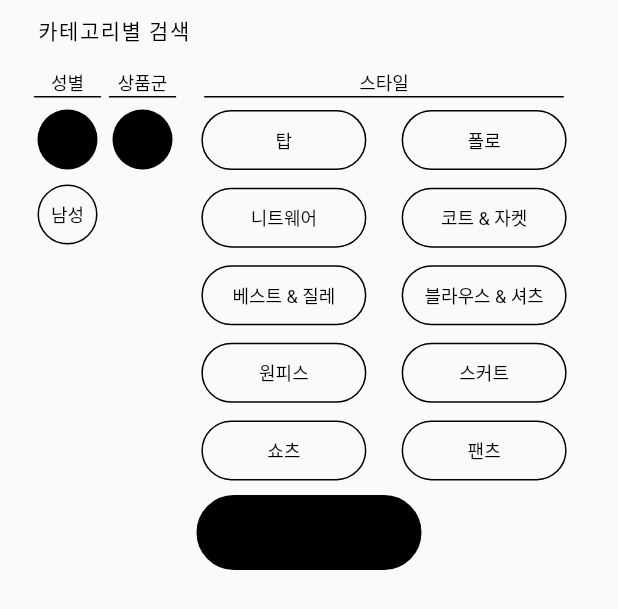
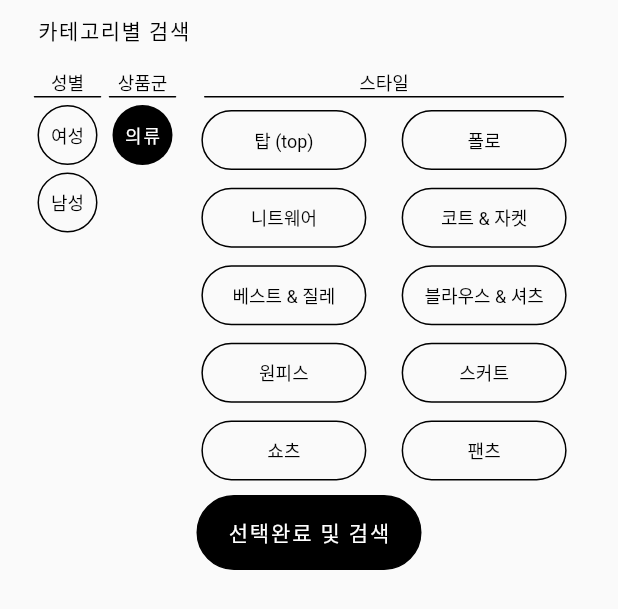
Before and after one commit to Drakvor/Exye, a Flutter app: the FilterOverlay widget shown alone on an empty page, opened directly with empty values, on a phone screen of 412 x 824 dp. Shown: the top 609 px of the screen. Run offline on Flutter 3.47's test engine with Material 2 defaults, Android fonts, the phone set to English and light mode, and no system bars; our stand-ins replace carousel_slider, cloud_firestore, dio, firebase_auth, firebase_core, firebase_storage; missing offline and left inert: flutter_pdfview, fluttercontactpicker, kpostal; accounts and stored records are empty; Roboto replaces fonts that are missing (Spoqa); project files that could hold a hidden picture were left out.

Commit message:
Version 0.1 Changes

```diff
--- a/lib/Pages/Content/p06_listing.dart
+++ b/lib/Pages/Content/p06_listing.dart
@@ -74,7 +74,7 @@ class _ListingsPageState extends State<ListingsPage> {
               height: 50,
               width: 50,
               function: () async {
-                app.mOverlay.loadOverlay(FilterOverlay(state: filterState), 450);
+                app.mOverlay.loadOverlay(FilterOverlay(state: filterState, reloadPage: changeState,), 450);
                 await app.mOverlay.panelOn();
                 setState(() {
                   //Do something
--- a/lib/Pages/Content/p06b_filter.dart
+++ b/lib/Pages/Content/p06b_filter.dart
@@ -2,19 +2,26 @@ import 'package:exye_app/Widgets/custom_divider.dart';
 import 'package:exye_app/utils.dart';
 import 'package:flutter/material.dart';
 
-class FilterOverlay extends StatelessWidget {
-  FilterOverlay({required this.state, Key? key}) : super(key: key);
+class FilterOverlay extends StatefulWidget {
+  FilterOverlay({required this.state, required this.reloadPage, Key? key}) : super(key: key);
   FilterState state;
+  Function reloadPage;
+
+  @override
+  _FilterOverlayState createState() => _FilterOverlayState();
+}
+
+class _FilterOverlayState extends State<FilterOverlay> {
 
   @override
   Widget build(BuildContext context) {
     return Container(
       height: 400,
-      padding: EdgeInsets.fromLTRB(20, 10, 20, 20),
+      padding: const EdgeInsets.fromLTRB(20, 10, 20, 20),
       child: Column(
         children: [
           Container(
-            margin: EdgeInsets.fromLTRB(5, 0, 0, 0),
+            margin: const EdgeInsets.fromLTRB(5, 0, 0, 0),
             alignment: Alignment.topLeft,
             child: Text(app.mResource.strings.cFilterHeader,
                 style: app.mResource.fonts.bold14),
@@ -33,24 +40,57 @@ class FilterOverlay extends StatelessWidget {
                       child: Text(app.mResource.strings.lGender,
                           style: app.mResource.fonts.filter12),
                     ),
-                    CustomSizedDivider(45, thickness: 1),
-                    Container(
+                    const CustomSizedDivider(45, thickness: 1),
+                    GestureDetector(
+                      onTap: () {
+                        if (widget.state.gender == app.mResource.strings.lFemale) {
+                          setState(() {
+                            widget.state.gender = "";
+                          });
+                        }
+                        else {
+                          setState(() {
+                            widget.state.gender = app.mResource.strings.lFemale;
+                          });
+                        }
+                      },
+                      child: Container(
                         height: 40,
                         width: 40,
-                      margin: EdgeInsets.fromLTRB(5, 8, 5, 5),
+                        margin: EdgeInsets.fromLTRB(5, 5, 5, 0),
                         decoration: BoxDecoration(
+                            color: (widget.state.gender == app.mResource.strings.lFemale) ? app.mResource.colours.black : app.mResource.colours.transparent,
+                            borderRadius: BorderRadius.circular(20),
+                            border: Border.all(
                                 color: app.mResource.colours.black,
-                          borderRadius: BorderRadius.circular(20)
+                                width: 1
+                            )
                         ),
                         alignment: Alignment.center,
                         child: Text(app.mResource.strings.lFemale,
-                          style: app.mResource.fonts.filter12),
+                            style: (widget.state.gender == app.mResource.strings.lFemale) ? app.mResource.fonts.bWhite12 : app.mResource.fonts.filter12,
                         ),
-                    Container(
+                      ),
+                    ),
+                    GestureDetector(
+                      onTap: () {
+                        if (widget.state.gender == app.mResource.strings.lMale) {
+                          setState(() {
+                            widget.state.gender = "";
+                          });
+                        }
+                        else {
+                          setState(() {
+                            widget.state.gender = app.mResource.strings.lMale;
+                          });
+                        }
+                      },
+                      child: Container(
                         height: 40,
                         width: 40,
                         margin: EdgeInsets.fromLTRB(5, 5, 5, 5),
                         decoration: BoxDecoration(
+                          color: (widget.state.gender == app.mResource.strings.lMale) ? app.mResource.colours.black : app.mResource.colours.transparent,
                             borderRadius: BorderRadius.circular(20),
                             border: Border.all(
                                 color: app.mResource.colours.black,
@@ -59,7 +99,8 @@ class FilterOverlay extends StatelessWidget {
                         ),
                         alignment: Alignment.center,
                         child: Text(app.mResource.strings.lMale,
-                          style: app.mResource.fonts.filter12
+                            style:  (widget.state.gender == app.mResource.strings.lMale) ? app.mResource.fonts.bWhite12 : app.mResource.fonts.filter12,
+                        ),
                       ),
                     ),
                   ],
@@ -71,18 +112,18 @@ class FilterOverlay extends StatelessWidget {
                       child: Text(app.mResource.strings.lProduct,
                           style: app.mResource.fonts.filter12),
                     ),
-                    CustomSizedDivider(45, thickness: 1),
+                    const CustomSizedDivider(45, thickness: 1),
                     Container( //의류
                       height: 40,
                       width: 40,
-                      margin: EdgeInsets.fromLTRB(5, 8, 5, 5),
+                      margin: const EdgeInsets.fromLTRB(5, 5, 5, 5),
                       decoration: BoxDecoration(
                           color: app.mResource.colours.black,
                           borderRadius: BorderRadius.circular(20)
                       ),
                       alignment: Alignment.center,
                       child: Text(app.mResource.strings.cFilterClothing,
-                          style: app.mResource.fonts.filter12),
+                          style: app.mResource.fonts.bWhite12),
                     ),
                   ],
                 ),
@@ -94,7 +135,7 @@ class FilterOverlay extends StatelessWidget {
                         child: Text(app.mResource.strings.lStyle,
                             style: app.mResource.fonts.filter12),
                       ),
-                      CustomSizedDivider(240, thickness: 1),
+                      const CustomSizedDivider(240, thickness: 1),
                       Expanded(
                         child: GridView.builder(
                           padding: const EdgeInsets.all(5),
@@ -108,7 +149,37 @@ class FilterOverlay extends StatelessWidget {
                           shrinkWrap: true,
                           itemCount: app.mResource.strings.cFilter.length,
                           itemBuilder: (context, index) {
+                            if (widget.state.category == app.mResource.strings.cFilter[index]) {
                               return Center(
+                                child: GestureDetector(
+                                  onTap: () {
+                                    setState(() {
+                                      widget.state.category = "";
+                                    });
+                                  },
+                                  child: Container(
+                                    margin: const EdgeInsets.fromLTRB(0, 0, 0, 0),
+                                    height: 40,
+                                    width: 110,
+                                    decoration: BoxDecoration(
+                                      color: app.mResource.colours.black,
+                                      borderRadius: const BorderRadius.all(
+                                        Radius.circular(20))
+                                    ),
+                                    alignment: Alignment.center,
+                                    child: Text(app.mResource.strings.cFilter[index],
+                                        style: app.mResource.fonts.bWhite12),
+                                  ),
+                                ),
+                              );
+                            }
+                            return Center(
+                              child: GestureDetector(
+                                onTap: () {
+                                  setState(() {
+                                    widget.state.category = app.mResource.strings.cFilter[index];
+                                  });
+                                },
                                 child: Container(
                                   margin: const EdgeInsets.fromLTRB(0, 0, 0, 0),
                                   height: 40,
@@ -125,6 +196,7 @@ class FilterOverlay extends StatelessWidget {
                                   child: Text(app.mResource.strings.cFilter[index],
                                       style: app.mResource.fonts.filter12),
                                 ),
+                              ),
                             );
                           },
                         ),
@@ -135,7 +207,21 @@ class FilterOverlay extends StatelessWidget {
               ],
             ),
           ),
-          Container(
+          GestureDetector(
+            onTap: () async {
+              String genderTag = "";
+              if (widget.state.gender == app.mResource.strings.lMale) {
+                genderTag = "M";
+              }
+              if (widget.state.gender == app.mResource.strings.lFemale) {
+                genderTag = "W";
+              }
+              await app.mData.filterProducts(gender: genderTag, category: widget.state.category);
+              widget.reloadPage();
+              await app.mOverlay.panelOff();
+              await app.mOverlay.overlayOff();
+            },
+            child: Container(
               alignment: Alignment.center,
               width: 150,
               height: 50,
@@ -147,7 +233,8 @@ class FilterOverlay extends StatelessWidget {
                   )
               ),
               child: Text(app.mResource.strings.bConfirmChoices2,
-                style: app.mResource.fonts.bold14
+                  style: app.mResource.fonts.bWhite14
+              ),
             ),
           ),
         ],
@@ -158,5 +245,5 @@ class FilterOverlay extends StatelessWidget {
 
 class FilterState {
   String gender = "";
-  String verse = "";
+  String category = "";
 }
--- a/lib/Resources/fonts.dart
+++ b/lib/Resources/fonts.dart
@@ -71,6 +71,7 @@ class FontResources {
   final TextStyle bold14 = const TextStyle(fontFamily: "Spoqa", fontSize: 14, fontWeight: FontWeight.w500, color: Color(0xff000000), letterSpacing: 1.00);
   final TextStyle bWhite16 = const TextStyle(fontFamily: "Spoqa", fontSize: 16, fontWeight: FontWeight.w500, color: Color(0xffffffff), letterSpacing: 1.25);
   final TextStyle bWhite14 = const TextStyle(fontFamily: "Spoqa", fontSize: 14, fontWeight: FontWeight.w500, color: Color(0xffffffff), letterSpacing: 1.25);
+  final TextStyle bWhite12 = const TextStyle(fontFamily: "Spoqa", fontSize: 12, fontWeight: FontWeight.w500, color: Color(0xffffffff), letterSpacing: 1.25);
   final TextStyle inactive16 = const TextStyle(fontFamily: "Spoqa", fontSize: 16, fontWeight: FontWeight.w400, color: Color(0x88000000), letterSpacing: 1.25);
 
   //calendar
--- a/lib/Resources/strings.dart
+++ b/lib/Resources/strings.dart
@@ -247,7 +247,7 @@ class StringResources {
   final String cFilterHeader = "카테고리별 검색";
   final String cFilterClothing = "의류";
   final List<String> cFilter = [
-    "탑", "폴로", "니트웨어", "코트 & 자켓", "베스트 & 질레", "블라우스 & 셔츠", "원피스", "스커트", "쇼츠", "팬츠", "데님",
+    "탑 (top)", "폴로", "니트웨어", "코트 & 자켓", "베스트 & 질레", "블라우스 & 셔츠", "원피스", "스커트", "쇼츠", "팬츠", "데님",
   ];
 
   //landing page text
```
Also changed, not shown: lib/Data/data_manager.dart (+9 -0 lines). Lines whose indentation alone changed are shown as unchanged.
